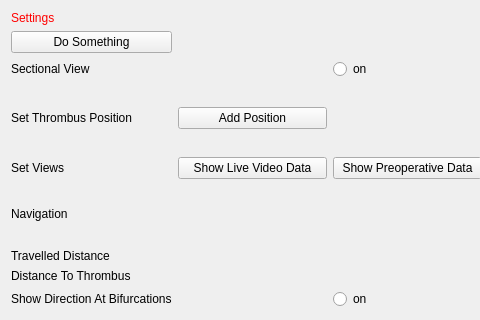
This is Plugins/org.mitk.gui.qt.thrombus/src/internal/QmitkThrombusViewControls.ui in NAMI-THU/MITK as Qt 5 draws it before an edit; both pictures show x 0 to 480 and y 0 to 320 of the 648 by 522 pixel window. The edited form follows.
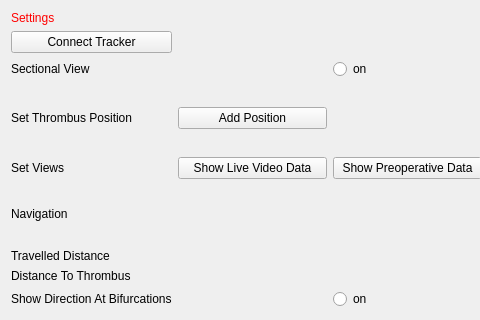
This is the edited form.

Patch:
```diff
--- a/Plugins/org.mitk.gui.qt.thrombus/src/internal/QmitkThrombusViewControls.ui
+++ b/Plugins/org.mitk.gui.qt.thrombus/src/internal/QmitkThrombusViewControls.ui
@@ -313,7 +313,7 @@
       <string>Do image processing</string>
      </property>
      <property name="text">
-      <string>Do Something</string>
+      <string>Connect Tracker</string>
      </property>
     </widget>
    </item>
```
Left out of the diff: 2 changed lines with no effect on the pictures.
